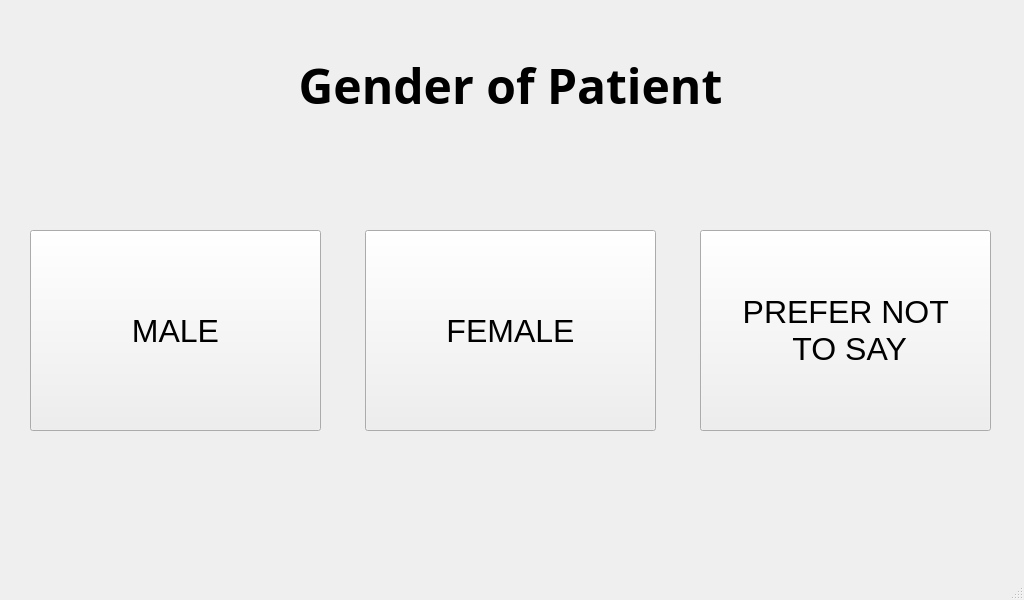
The window that RASPI/patient_gender.ui (Pwersa/Medical-Cabinet) describes before a commit, drawn with Qt 5.
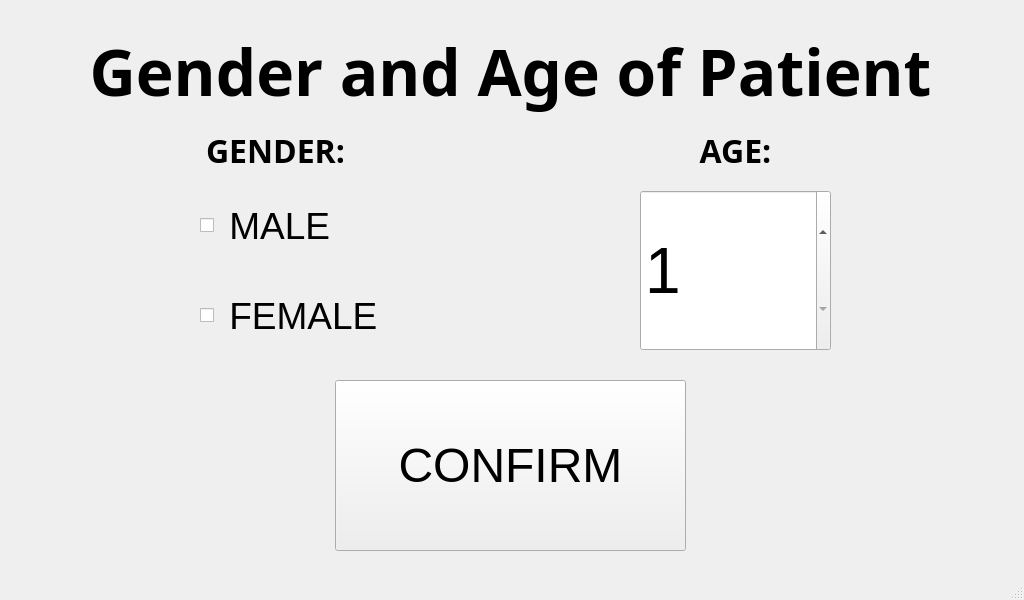
The same window after the commit.

Commit message: ADDED: SENDING CSV BEFORE  PROCEDURE, GUEST WINDOW, AGE, CHANGE TO INJURY TYPE BEFORE BODY PART

```diff
--- a/RASPI/patient_gender.ui
+++ b/RASPI/patient_gender.ui
@@ -30,79 +30,157 @@
     <property name="geometry">
      <rect>
       <x>0</x>
-      <y>40</y>
+      <y>20</y>
       <width>1021</width>
-      <height>91</height>
+      <height>101</height>
      </rect>
     </property>
     <property name="font">
      <font>
       <family>Unispace</family>
-      <pointsize>36</pointsize>
+      <pointsize>48</pointsize>
       <weight>75</weight>
       <bold>true</bold>
      </font>
     </property>
     <property name="text">
-     <string>Gender of Patient</string>
+     <string>Gender and Age of Patient</string>
     </property>
     <property name="alignment">
      <set>Qt::AlignCenter</set>
     </property>
    </widget>
-   <widget class="QPushButton" name="male_button">
+   <widget class="QLabel" name="gender_label">
     <property name="geometry">
      <rect>
-      <x>30</x>
-      <y>230</y>
-      <width>291</width>
-      <height>201</height>
+      <x>200</x>
+      <y>120</y>
+      <width>151</width>
+      <height>61</height>
      </rect>
     </property>
     <property name="font">
      <font>
+      <family>Unispace</family>
       <pointsize>24</pointsize>
+      <weight>75</weight>
+      <bold>true</bold>
      </font>
     </property>
     <property name="text">
-     <string>MALE</string>
+     <string>&lt;html&gt;&lt;head/&gt;&lt;body&gt;&lt;p align=&quot;center&quot;&gt;GENDER:&lt;/p&gt;&lt;/body&gt;&lt;/html&gt;</string>
     </property>
    </widget>
-   <widget class="QPushButton" name="female_button">
+   <widget class="QLabel" name="age_label">
     <property name="geometry">
      <rect>
-      <x>365</x>
-      <y>230</y>
-      <width>291</width>
-      <height>201</height>
+      <x>660</x>
+      <y>120</y>
+      <width>151</width>
+      <height>61</height>
      </rect>
     </property>
     <property name="font">
      <font>
+      <family>Unispace</family>
       <pointsize>24</pointsize>
+      <weight>75</weight>
+      <bold>true</bold>
      </font>
     </property>
     <property name="text">
-     <string>FEMALE</string>
+     <string>&lt;html&gt;&lt;head/&gt;&lt;body&gt;&lt;p align=&quot;center&quot;&gt;AGE:&lt;/p&gt;&lt;/body&gt;&lt;/html&gt;</string>
     </property>
    </widget>
-   <widget class="QPushButton" name="not_say_button">
+   <widget class="QCheckBox" name="male_checkbox">
     <property name="geometry">
      <rect>
-      <x>700</x>
-      <y>230</y>
-      <width>291</width>
-      <height>201</height>
+      <x>200</x>
+      <y>190</y>
+      <width>201</width>
+      <height>71</height>
      </rect>
     </property>
     <property name="font">
      <font>
-      <pointsize>24</pointsize>
+      <pointsize>28</pointsize>
      </font>
     </property>
     <property name="text">
-     <string>PREFER NOT 
- TO SAY</string>
+     <string> MALE</string>
+    </property>
+    <property name="iconSize">
+     <size>
+      <width>90</width>
+      <height>90</height>
+     </size>
+    </property>
+    <property name="checked">
+     <bool>false</bool>
+    </property>
+    <property name="tristate">
+     <bool>false</bool>
+    </property>
+   </widget>
+   <widget class="QCheckBox" name="female_checkbox">
+    <property name="geometry">
+     <rect>
+      <x>200</x>
+      <y>280</y>
+      <width>221</width>
+      <height>71</height>
+     </rect>
+    </property>
+    <property name="font">
+     <font>
+      <pointsize>28</pointsize>
+     </font>
+    </property>
+    <property name="text">
+     <string> FEMALE</string>
+    </property>
+   </widget>
+   <widget class="QPushButton" name="confirm_guest">
+    <property name="geometry">
+     <rect>
+      <x>335</x>
+      <y>380</y>
+      <width>351</width>
+      <height>171</height>
+     </rect>
+    </property>
+    <property name="font">
+     <font>
+      <pointsize>36</pointsize>
+     </font>
+    </property>
+    <property name="text">
+     <string>CONFIRM</string>
+    </property>
+   </widget>
+   <widget class="QSpinBox" name="age_box">
+    <property name="geometry">
+     <rect>
+      <x>640</x>
+      <y>190</y>
+      <width>191</width>
+      <height>161</height>
+     </rect>
+    </property>
+    <property name="font">
+     <font>
+      <pointsize>48</pointsize>
+      <underline>false</underline>
+     </font>
+    </property>
+    <property name="minimum">
+     <number>1</number>
+    </property>
+    <property name="maximum">
+     <number>100</number>
+    </property>
+    <property name="value">
+     <number>1</number>
     </property>
    </widget>
   </widget>
```
The commit also changes 60 other files.
